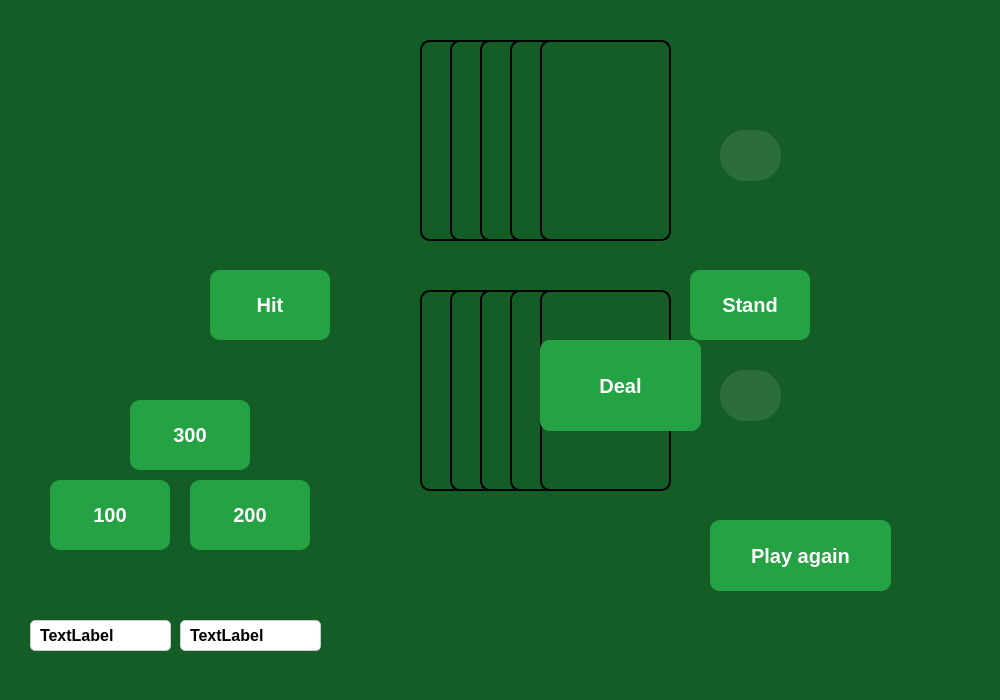
The window that mainwindow.ui (Yaroslav3947/Blackjack) describes before a commit, drawn with Qt 5.
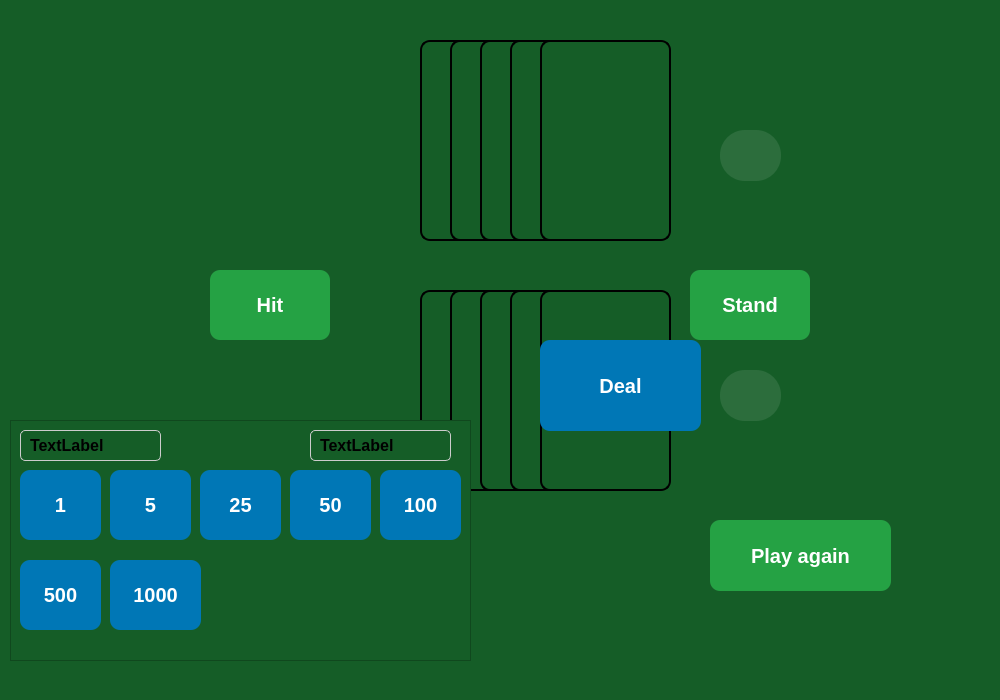
The same window after the commit. Icons and pictures are not drawn.

Commit message: added variety of bets

Diff of the .ui file:
```diff
--- a/mainwindow.ui
+++ b/mainwindow.ui
@@ -332,27 +332,6 @@
      <string/>
     </property>
    </widget>
-   <widget class="QLabel" name="balanceLabel">
-    <property name="geometry">
-     <rect>
-      <x>30</x>
-      <y>620</y>
-      <width>141</width>
-      <height>31</height>
-     </rect>
-    </property>
-    <property name="styleSheet">
-     <string notr="true">background-color: white;
-    border: 1px solid #ccc;
-    padding: 5px;
-    font-size: 16px;
-    font-weight: bold;
-    border-radius: 5px;</string>
-    </property>
-    <property name="text">
-     <string>TextLabel</string>
-    </property>
-   </widget>
    <widget class="QPushButton" name="playAgainButton">
     <property name="geometry">
      <rect>
@@ -439,62 +418,6 @@
      <bool>true</bool>
     </property>
    </widget>
-   <widget class="QPushButton" name="setBet200">
-    <property name="geometry">
-     <rect>
-      <x>190</x>
-      <y>480</y>
-      <width>120</width>
-      <height>70</height>
-     </rect>
-    </property>
-    <property name="styleSheet">
-     <string notr="true">QPushButton {
-    background-color: #25a244;
-    border: none;
-    color: white;
-    padding: 10px 20px;
-    font-size: 20px;
-    font-weight: bold;
-    border-radius: 10px;
-}
-
-QPushButton:hover {
-    background-color: #208b3a;
-}</string>
-    </property>
-    <property name="text">
-     <string>200</string>
-    </property>
-   </widget>
-   <widget class="QPushButton" name="setBet100">
-    <property name="geometry">
-     <rect>
-      <x>50</x>
-      <y>480</y>
-      <width>120</width>
-      <height>70</height>
-     </rect>
-    </property>
-    <property name="styleSheet">
-     <string notr="true">QPushButton {
-    background-color: #25a244;
-    border: none;
-    color: white;
-    padding: 10px 20px;
-    font-size: 20px;
-    font-weight: bold;
-    border-radius: 10px;
-}
-
-QPushButton:hover {
-    background-color: #208b3a;
-}</string>
-    </property>
-    <property name="text">
-     <string>100</string>
-    </property>
-   </widget>
    <widget class="QPushButton" name="Button_Deal">
     <property name="geometry">
      <rect>
@@ -506,8 +429,8 @@
     </property>
     <property name="styleSheet">
      <string notr="true">QPushButton {
-    background-color: #25a244;
-    border: none;
+    background-color: #0077b6;
+    border: 2 px;
     color: white;
     padding: 10px 20px;
     font-size: 20px;
@@ -516,25 +439,40 @@
 }
 
 QPushButton:hover {
-    background-color: #208b3a;
+    background-color: #023e8a;
 }</string>
     </property>
     <property name="text">
      <string>Deal</string>
     </property>
    </widget>
-   <widget class="QPushButton" name="setBet300">
+   <widget class="QFrame" name="betFrame">
     <property name="geometry">
      <rect>
-      <x>130</x>
-      <y>400</y>
-      <width>120</width>
-      <height>70</height>
+      <x>10</x>
+      <y>420</y>
+      <width>461</width>
+      <height>241</height>
      </rect>
     </property>
-    <property name="styleSheet">
-     <string notr="true">QPushButton {
-    background-color: #25a244;
+    <property name="frameShape">
+     <enum>QFrame::StyledPanel</enum>
+    </property>
+    <property name="frameShadow">
+     <enum>QFrame::Raised</enum>
+    </property>
+    <widget class="QPushButton" name="setBet25">
+     <property name="geometry">
+      <rect>
+       <x>190</x>
+       <y>50</y>
+       <width>81</width>
+       <height>70</height>
+      </rect>
+     </property>
+     <property name="styleSheet">
+      <string notr="true">QPushButton {
+    background-color: #0077b6;
     border: none;
     color: white;
     padding: 10px 20px;
@@ -544,33 +482,225 @@
 }
 
 QPushButton:hover {
-    background-color: #208b3a;
+    background-color: #023e8a;
 }</string>
-    </property>
-    <property name="text">
-     <string>300</string>
-    </property>
-   </widget>
-   <widget class="QLabel" name="betLabel">
-    <property name="geometry">
-     <rect>
-      <x>180</x>
-      <y>620</y>
-      <width>141</width>
-      <height>31</height>
-     </rect>
-    </property>
-    <property name="styleSheet">
-     <string notr="true">background-color: white;
-    border: 1px solid #ccc;
-    padding: 5px;
-    font-size: 16px;
+     </property>
+     <property name="text">
+      <string>25</string>
+     </property>
+    </widget>
+    <widget class="QPushButton" name="setBet1">
+     <property name="geometry">
+      <rect>
+       <x>10</x>
+       <y>50</y>
+       <width>81</width>
+       <height>70</height>
+      </rect>
+     </property>
+     <property name="styleSheet">
+      <string notr="true">QPushButton {
+    background-color: #0077b6;
+    border: none;
+    color: white;
+    padding: 10px 20px;
+    font-size: 20px;
     font-weight: bold;
-    border-radius: 5px;</string>
-    </property>
-    <property name="text">
-     <string>TextLabel</string>
-    </property>
+    border-radius: 10px;
+}
+
+QPushButton:hover {
+    background-color: #023e8a;
+}</string>
+     </property>
+     <property name="text">
+      <string>1</string>
+     </property>
+    </widget>
+    <widget class="QPushButton" name="setBet5">
+     <property name="geometry">
+      <rect>
+       <x>100</x>
+       <y>50</y>
+       <width>81</width>
+       <height>70</height>
+      </rect>
+     </property>
+     <property name="styleSheet">
+      <string notr="true">QPushButton {
+    background-color: #0077b6;
+    border: none;
+    color: white;
+    padding: 10px 20px;
+    font-size: 20px;
+    font-weight: bold;
+    border-radius: 10px;
+}
+
+QPushButton:hover {
+    background-color: #023e8a;
+}</string>
+     </property>
+     <property name="text">
+      <string>5</string>
+     </property>
+    </widget>
+    <widget class="QPushButton" name="setBet50">
+     <property name="geometry">
+      <rect>
+       <x>280</x>
+       <y>50</y>
+       <width>81</width>
+       <height>70</height>
+      </rect>
+     </property>
+     <property name="styleSheet">
+      <string notr="true">QPushButton {
+    background-color: #0077b6;
+    border: none;
+    color: white;
+    padding: 10px 20px;
+    font-size: 20px;
+    font-weight: bold;
+    border-radius: 10px;
+}
+
+QPushButton:hover {
+    background-color: #023e8a;
+}</string>
+     </property>
+     <property name="text">
+      <string>50</string>
+     </property>
+    </widget>
+    <widget class="QPushButton" name="setBet100">
+     <property name="geometry">
+      <rect>
+       <x>370</x>
+       <y>50</y>
+       <width>81</width>
+       <height>70</height>
+      </rect>
+     </property>
+     <property name="styleSheet">
+      <string notr="true">QPushButton {
+    background-color: #0077b6;
+    border: none;
+    color: white;
+    padding: 10px 20px;
+    font-size: 20px;
+    font-weight: bold;
+    border-radius: 10px;
+}
+
+QPushButton:hover {
+    background-color: #023e8a;
+}</string>
+     </property>
+     <property name="text">
+      <string>100</string>
+     </property>
+    </widget>
+    <widget class="QPushButton" name="setBet500">
+     <property name="geometry">
+      <rect>
+       <x>10</x>
+       <y>140</y>
+       <width>81</width>
+       <height>70</height>
+      </rect>
+     </property>
+     <property name="styleSheet">
+      <string notr="true">QPushButton {
+    background-color: #0077b6;
+    border: none;
+    color: white;
+    padding: 10px 20px;
+    font-size: 20px;
+    font-weight: bold;
+    border-radius: 10px;
+}
+
+QPushButton:hover {
+    background-color: #023e8a;
+}</string>
+     </property>
+     <property name="text">
+      <string>500</string>
+     </property>
+    </widget>
+    <widget class="QPushButton" name="setBet1000">
+     <property name="geometry">
+      <rect>
+       <x>100</x>
+       <y>140</y>
+       <width>91</width>
+       <height>70</height>
+      </rect>
+     </property>
+     <property name="styleSheet">
+      <string notr="true">QPushButton {
+    background-color: #0077b6;
+    border: none;
+    color: white;
+    padding: 10px 20px;
+    font-size: 20px;
+    font-weight: bold;
+    border-radius: 10px;
+}
+
+QPushButton:hover {
+    background-color: #023e8a;
+}</string>
+     </property>
+     <property name="text">
+      <string>1000</string>
+     </property>
+    </widget>
+    <widget class="QLabel" name="balanceLabel">
+     <property name="geometry">
+      <rect>
+       <x>10</x>
+       <y>10</y>
+       <width>141</width>
+       <height>31</height>
+      </rect>
+     </property>
+     <property name="styleSheet">
+      <string notr="true">background-color: transparent;
+border: 1px solid #ccc;
+padding: 5px;
+font-size: 16px;
+font-weight: bold;
+border-radius: 5px;
+</string>
+     </property>
+     <property name="text">
+      <string>TextLabel</string>
+     </property>
+    </widget>
+    <widget class="QLabel" name="betLabel">
+     <property name="geometry">
+      <rect>
+       <x>300</x>
+       <y>10</y>
+       <width>141</width>
+       <height>31</height>
+      </rect>
+     </property>
+     <property name="styleSheet">
+      <string notr="true">background-color: transparent;
+border: 1px solid #ccc;
+padding: 5px;
+font-size: 16px;
+font-weight: bold;
+border-radius: 5px;
+</string>
+     </property>
+     <property name="text">
+      <string>TextLabel</string>
+     </property>
+    </widget>
    </widget>
    <zorder>dealerCard1</zorder>
    <zorder>hitButton</zorder>
@@ -585,15 +715,11 @@
    <zorder>dealerSumLabel</zorder>
    <zorder>playerSumLabel</zorder>
    <zorder>messageLabel</zorder>
-   <zorder>balanceLabel</zorder>
    <zorder>playAgainButton</zorder>
    <zorder>playerCard5</zorder>
    <zorder>dealerCard5</zorder>
-   <zorder>setBet200</zorder>
-   <zorder>setBet100</zorder>
    <zorder>Button_Deal</zorder>
-   <zorder>setBet300</zorder>
-   <zorder>betLabel</zorder>
+   <zorder>betFrame</zorder>
   </widget>
   <widget class="QMenuBar" name="menubar">
    <property name="geometry">
@@ -601,7 +727,7 @@
      <x>0</x>
      <y>0</y>
      <width>1000</width>
-     <height>25</height>
+     <height>21</height>
     </rect>
    </property>
   </widget>
```
The commit also changes 2 other files.
